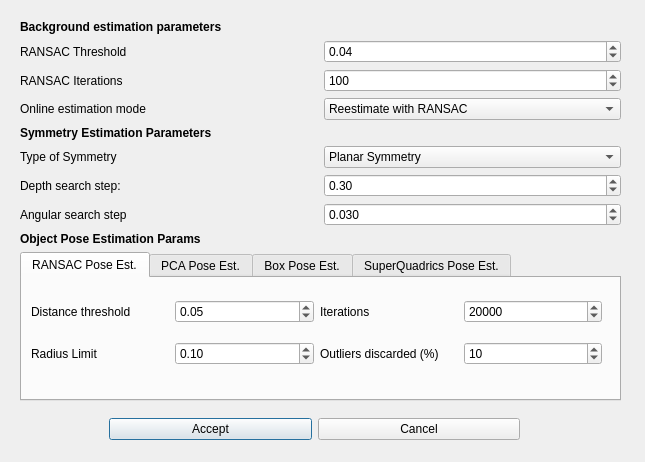
Above: ui/set_params.ui from davidfornas/merbots_gui before the change. Below: the same form after it.
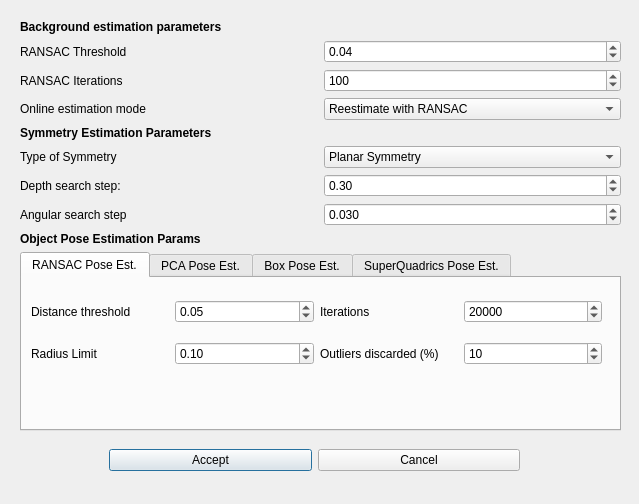
That is the form after the change.

Commit message: Clean interface layout

Diff of the .ui file:
```diff
--- a/ui/set_params.ui
+++ b/ui/set_params.ui
@@ -6,8 +6,8 @@
    <rect>
     <x>0</x>
     <y>0</y>
-    <width>645</width>
-    <height>462</height>
+    <width>639</width>
+    <height>504</height>
    </rect>
   </property>
   <property name="windowTitle">
@@ -19,7 +19,7 @@
      <x>20</x>
      <y>20</y>
      <width>601</width>
-     <height>381</height>
+     <height>411</height>
     </rect>
    </property>
    <layout class="QVBoxLayout" name="verticalLayout">
@@ -322,7 +322,7 @@
    <property name="geometry">
     <rect>
      <x>109</x>
-     <y>409</y>
+     <y>440</y>
      <width>411</width>
      <height>41</height>
     </rect>
```
The commit also changes 1 other file.
